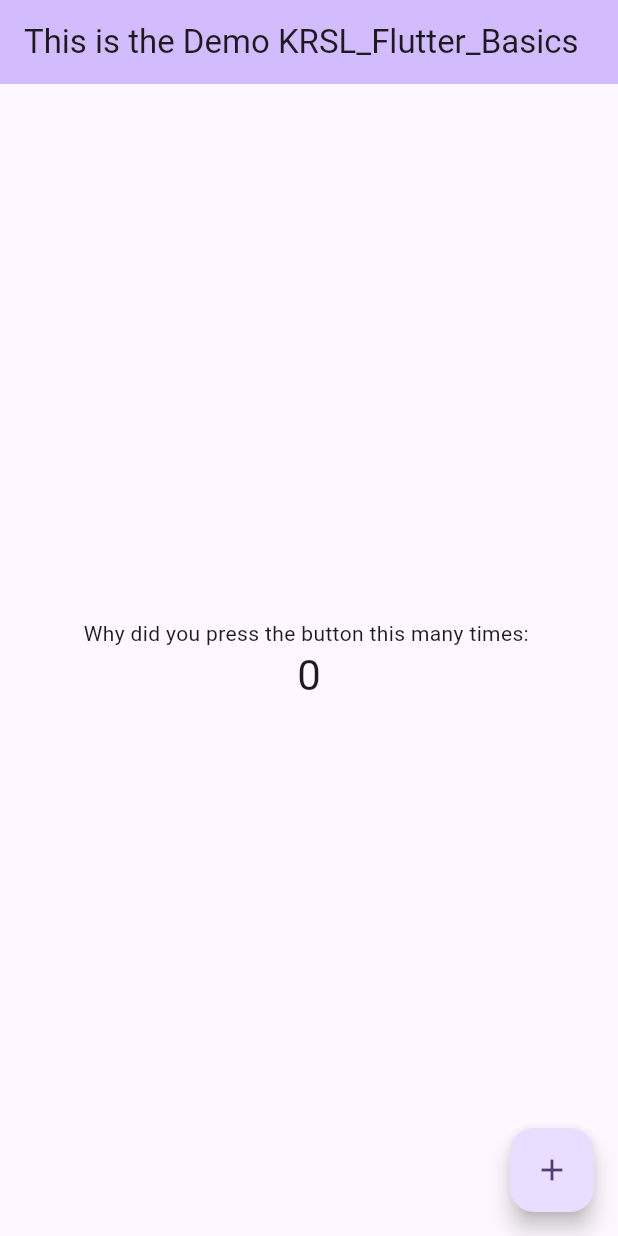
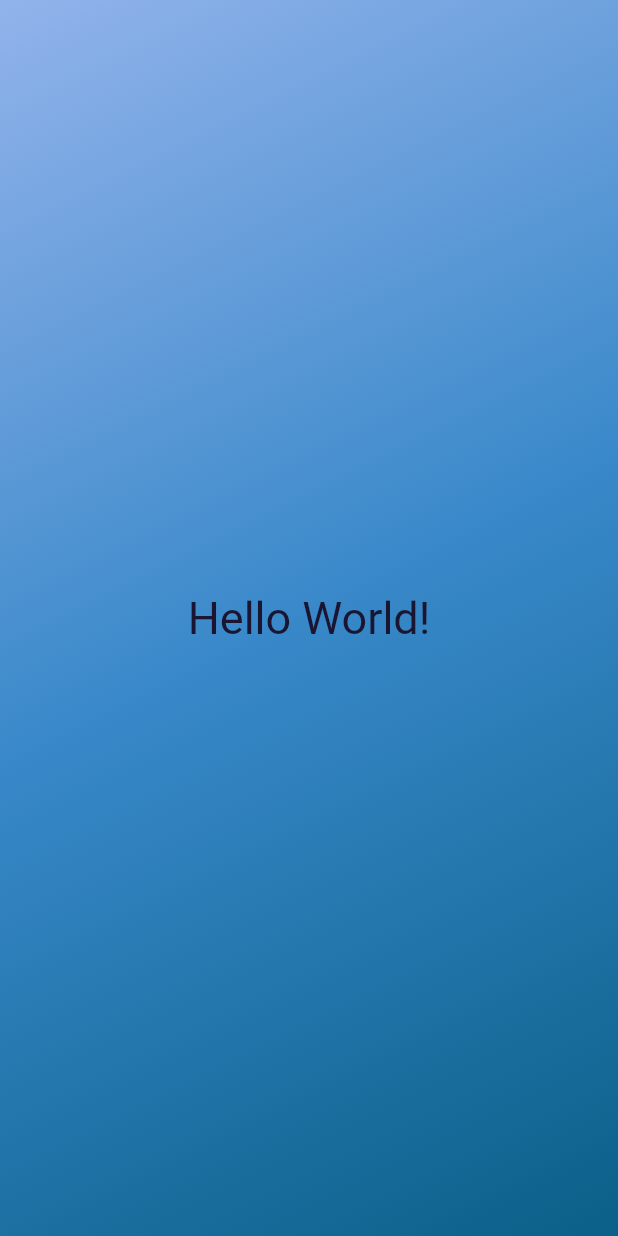
Before and after one commit to KRSL367/Learning_Flutter, a Flutter app: the screen it shows after launch, on a phone screen of 412 x 824 dp. Run offline on Flutter 3.47's test engine with Material 2 defaults, Android fonts, the phone set to English and light mode, and no system bars.

Commit message:
basic styling

```diff
--- a/first_app/lib/main.dart
+++ b/first_app/lib/main.dart
@@ -1,125 +1,33 @@
 import 'package:flutter/material.dart';
 
 void main() {
-  runApp(const MyApp());
-}
+  runApp(
+    MaterialApp(
+      home: Scaffold(
+        body: Container(
+          decoration: const BoxDecoration(
+            gradient: LinearGradient(
+              colors: [
+                Color.fromARGB(255, 146, 179, 235),
+                Color.fromARGB(255, 56, 136, 201),
+                Color.fromARGB(255, 10, 96, 136)
+              ],
+              begin: Alignment.topLeft,
+              end: Alignment.bottomRight,
+            ),
+          ),
+          child: const Center(
+            child: Text(
+              'Hello World!',
+              style: TextStyle(
+                color: Color.fromARGB(255, 26, 21, 48),
+                fontSize: 30,
 
-class MyApp extends StatelessWidget {
-  const MyApp({super.key});
-
-  // This widget is the root of your application.
-  @override
-  Widget build(BuildContext context) {
-    return MaterialApp(
-      title: 'Flutter Demo',
-      theme: ThemeData(
-        // This is the theme of your application.
-        //
-        // TRY THIS: Try running your application with "flutter run". You'll see
-        // the application has a blue toolbar. Then, without quitting the app,
-        // try changing the seedColor in the colorScheme below to Colors.green
-        // and then invoke "hot reload" (save your changes or press the "hot
-        // reload" button in a Flutter-supported IDE, or press "r" if you used
-        // the command line to start the app).
-        //
-        // Notice that the counter didn't reset back to zero; the application
-        // state is not lost during the reload. To reset the state, use hot
-        // restart instead.
-        //
-        // This works for code too, not just values: Most code changes can be
-        // tested with just a hot reload.
-        colorScheme: ColorScheme.fromSeed(seedColor: Colors.deepPurple),
-        useMaterial3: true,
-      ),
-      home: const MyHomePage(title: 'This is the Demo KRSL_Flutter_Basics'),
-    );
-  }
-}
-
-class MyHomePage extends StatefulWidget {
-  const MyHomePage({super.key, required this.title});
-
-  // This widget is the home page of your application. It is stateful, meaning
-  // that it has a State object (defined below) that contains fields that affect
-  // how it looks.
-
-  // This class is the configuration for the state. It holds the values (in this
-  // case the title) provided by the parent (in this case the App widget) and
-  // used by the build method of the State. Fields in a Widget subclass are
-  // always marked "final".
-
-  final String title;
-
-  @override
-  State<MyHomePage> createState() => _MyHomePageState();
-}
-
-class _MyHomePageState extends State<MyHomePage> {
-  int _counter = 0;
-
-  void _incrementCounter() {
-    setState(() {
-      // This call to setState tells the Flutter framework that something has
-      // changed in this State, which causes it to rerun the build method below
-      // so that the display can reflect the updated values. If we changed
-      // _counter without calling setState(), then the build method would not be
-      // called again, and so nothing would appear to happen.
-      _counter++;
-    });
-  }
-
-  @override
-  Widget build(BuildContext context) {
-    // This method is rerun every time setState is called, for instance as done
-    // by the _incrementCounter method above.
-    //
-    // The Flutter framework has been optimized to make rerunning build methods
-    // fast, so that you can just rebuild anything that needs updating rather
-    // than having to individually change instances of widgets.
-    return Scaffold(
-      appBar: AppBar(
-        // TRY THIS: Try changing the color here to a specific color (to
-        // Colors.amber, perhaps?) and trigger a hot reload to see the AppBar
-        // change color while the other colors stay the same.
-        backgroundColor: Theme.of(context).colorScheme.inversePrimary,
-        // Here we take the value from the MyHomePage object that was created by
-        // the App.build method, and use it to set our appbar title.
-        title: Text(widget.title),
-      ),
-      body: Center(
-        // Center is a layout widget. It takes a single child and positions it
-        // in the middle of the parent.
-        child: Column(
-          // Column is also a layout widget. It takes a list of children and
-          // arranges them vertically. By default, it sizes itself to fit its
-          // children horizontally, and tries to be as tall as its parent.
-          //
-          // Column has various properties to control how it sizes itself and
-          // how it positions its children. Here we use mainAxisAlignment to
-          // center the children vertically; the main axis here is the vertical
-          // axis because Columns are vertical (the cross axis would be
-          // horizontal).
-          //
-          // TRY THIS: Invoke "debug painting" (choose the "Toggle Debug Paint"
-          // action in the IDE, or press "p" in the console), to see the
-          // wireframe for each widget.
-          mainAxisAlignment: MainAxisAlignment.center,
-          children: <Widget>[
-            const Text(
-              'Why did you press the button this many times: ',
+              ),
             ),
-            Text(
-              '$_counter',
-              style: Theme.of(context).textTheme.headlineMedium,
-            ),
-          ],
+          ),
         ),
       ),
-      floatingActionButton: FloatingActionButton(
-        onPressed: _incrementCounter,
-        tooltip: 'Increment',
-        child: const Icon(Icons.add),
-      ), // This trailing comma makes auto-formatting nicer for build methods.
-    );
-  }
+    ),
+  );
 }
```
Also changed, not shown: 1 other file.
